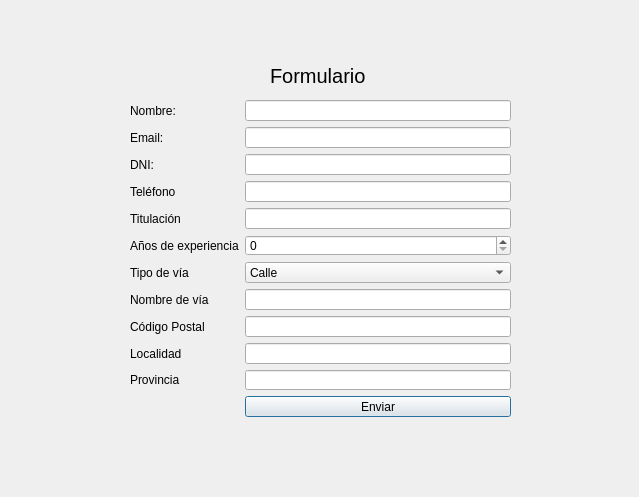
The window that formulario.ui (julinavas14/trabajo_programacion_sql) describes before a commit, drawn with Qt 5.
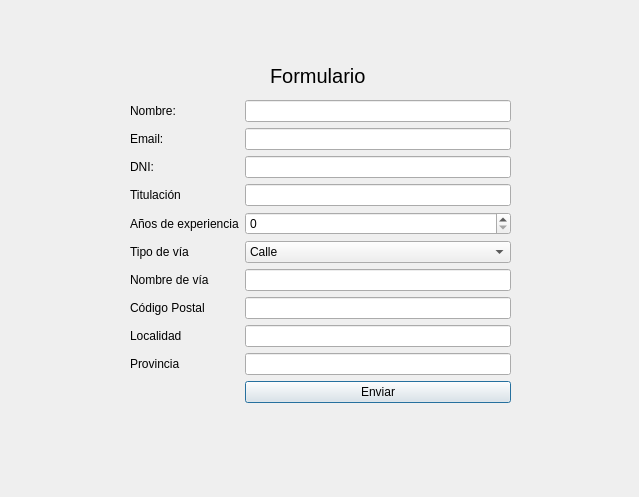
The same window after the commit.

```diff
--- a/formulario.ui
+++ b/formulario.ui
@@ -53,34 +53,34 @@
     <item row="3" column="1">
      <widget class="QLineEdit" name="addDNI"/>
     </item>
-    <item row="5" column="0">
+    <item row="4" column="0">
      <widget class="QLabel" name="titulaciNLabel">
       <property name="text">
        <string>Titulación</string>
       </property>
      </widget>
     </item>
-    <item row="5" column="1">
+    <item row="4" column="1">
      <widget class="QLineEdit" name="addtitulacion"/>
     </item>
-    <item row="6" column="0">
+    <item row="5" column="0">
      <widget class="QLabel" name="aOsDeExperienciaLabel">
       <property name="text">
        <string>Años de experiencia</string>
       </property>
      </widget>
     </item>
-    <item row="6" column="1">
+    <item row="5" column="1">
      <widget class="QSpinBox" name="addanos"/>
     </item>
-    <item row="7" column="0">
+    <item row="6" column="0">
      <widget class="QLabel" name="tipoDeVALabel">
       <property name="text">
        <string>Tipo de vía</string>
       </property>
      </widget>
     </item>
-    <item row="7" column="1">
+    <item row="6" column="1">
      <widget class="QComboBox" name="comboBox">
       <item>
        <property name="text">
@@ -99,63 +99,53 @@
       </item>
      </widget>
     </item>
-    <item row="8" column="0">
+    <item row="7" column="0">
      <widget class="QLabel" name="nombreDeVALabel">
       <property name="text">
        <string>Nombre de vía</string>
       </property>
      </widget>
     </item>
-    <item row="8" column="1">
+    <item row="7" column="1">
      <widget class="QLineEdit" name="addnombrevia"/>
     </item>
-    <item row="9" column="0">
+    <item row="8" column="0">
      <widget class="QLabel" name="cDigoPostalLabel">
       <property name="text">
        <string>Código Postal</string>
       </property>
      </widget>
     </item>
-    <item row="9" column="1">
+    <item row="8" column="1">
      <widget class="QLineEdit" name="addcodigopostal"/>
     </item>
-    <item row="10" column="0">
+    <item row="9" column="0">
      <widget class="QLabel" name="localidadLabel">
       <property name="text">
        <string>Localidad</string>
       </property>
      </widget>
     </item>
-    <item row="10" column="1">
+    <item row="9" column="1">
      <widget class="QLineEdit" name="addlocalidad"/>
     </item>
-    <item row="11" column="0">
+    <item row="10" column="0">
      <widget class="QLabel" name="provinciaLabel">
       <property name="text">
        <string>Provincia</string>
       </property>
      </widget>
     </item>
-    <item row="11" column="1">
+    <item row="10" column="1">
      <widget class="QLineEdit" name="addprovincia"/>
     </item>
-    <item row="12" column="1">
+    <item row="11" column="1">
      <widget class="QPushButton" name="addenviar">
       <property name="text">
        <string>Enviar</string>
       </property>
      </widget>
     </item>
-    <item row="4" column="0">
-     <widget class="QLabel" name="telFonosLabel">
-      <property name="text">
-       <string>Teléfono</string>
-      </property>
-     </widget>
-    </item>
-    <item row="4" column="1">
-     <widget class="QLineEdit" name="addtelefono"/>
-    </item>
    </layout>
   </widget>
   <widget class="QLabel" name="label">
```
